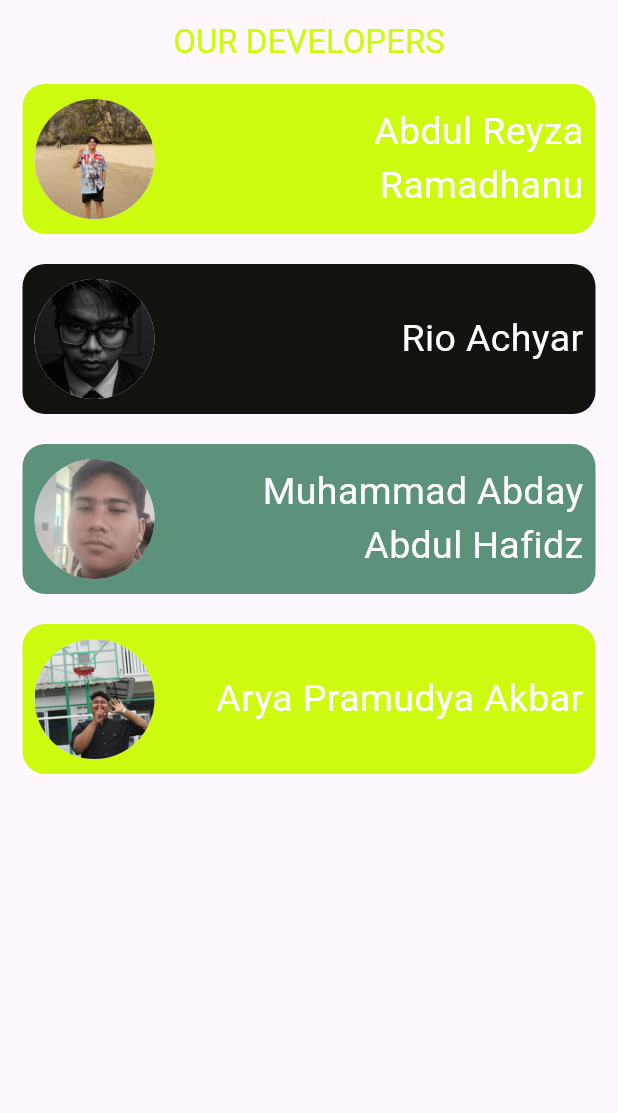
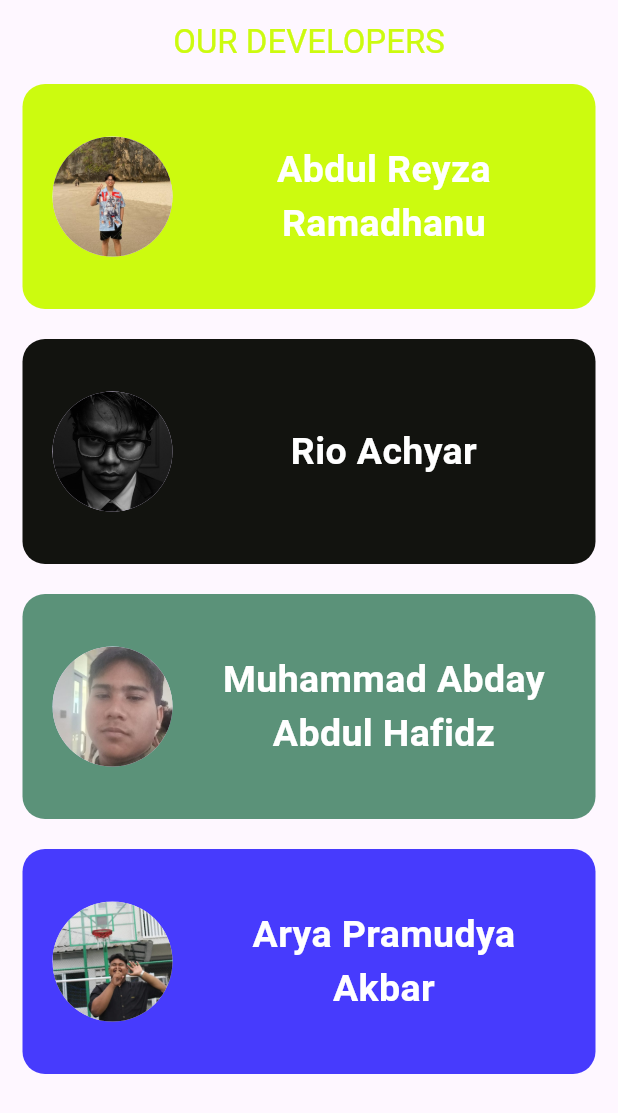
Before and after one commit to AbdulReyza/kelompok_2, a Flutter app: the AboutPage screen opened directly, on a phone screen of 412 x 824 dp. Shown: the top 1113 px of the screen. Run offline on Flutter 3.47's test engine with Material 3 defaults, Android fonts, the phone set to English and light mode, and no system bars; our stand-ins replace lottie; Roboto replaces fonts that are missing (Pixel).

Commit message:
feat: add onTap

```diff
--- a/lib/data/models/developers.dart
+++ b/lib/data/models/developers.dart
@@ -50,7 +50,7 @@ class DevelopersModel {
     developers.add(
       DevelopersModel(
         name: 'Arya Pramudya Akbar',
-        boxColor: Color(0xFFCCFB0F),
+        boxColor: Color(0xFF473BFD),
         route: ProfileArya.routeName,
         iconPath: 'assets/images/arya_profile.jpg'
       ),
--- a/lib/presentation/pages/about.dart
+++ b/lib/presentation/pages/about.dart
@@ -30,16 +30,24 @@ class _AboutPageState extends State<AboutPage> {
             itemCount: developers.length,
             scrollDirection: Axis.vertical,
             itemBuilder: (context, index) {
-            return Padding(
+
+              return InkWell(
+                onTap: () {
+                  Navigator.pushNamed(
+                    context,
+                    developers[index].route
+                  );
+                },
+                child: Padding(
                   padding: const EdgeInsets.only(left: 15, right: 15),
                   child: Container(
-                height: 100,
+                    height: 150,
                     decoration: BoxDecoration(
                       color: developers[index].boxColor,
                       borderRadius: BorderRadius.circular(15),
                     ),
                     child: Padding(
-                  padding: const EdgeInsets.all(8.0),
+                      padding: const EdgeInsets.all(20.0),
                       child: Row(
                         children: [
                           CircleAvatar(
@@ -49,9 +57,10 @@ class _AboutPageState extends State<AboutPage> {
                           SizedBox(width: 20,),
                           Expanded(
                             child: Text(
-                          textAlign: TextAlign.right,
+                              textAlign: TextAlign.center,
                               developers[index].name,
                               style: TextStyle(
+                                fontWeight: FontWeight.bold,
                                 fontSize: 25,
                                 color: Colors.white,
                               ),
@@ -61,6 +70,7 @@ class _AboutPageState extends State<AboutPage> {
                       ),
                     ),
 
+                  ),
                 ),
               );
             },
```
Lines whose indentation alone changed are shown as unchanged.
